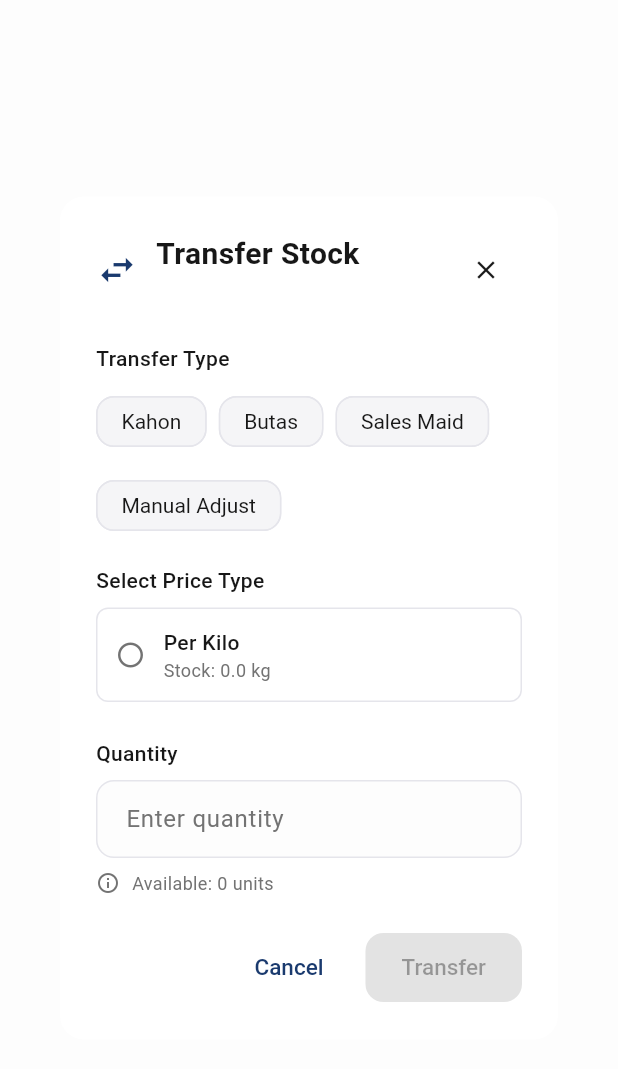
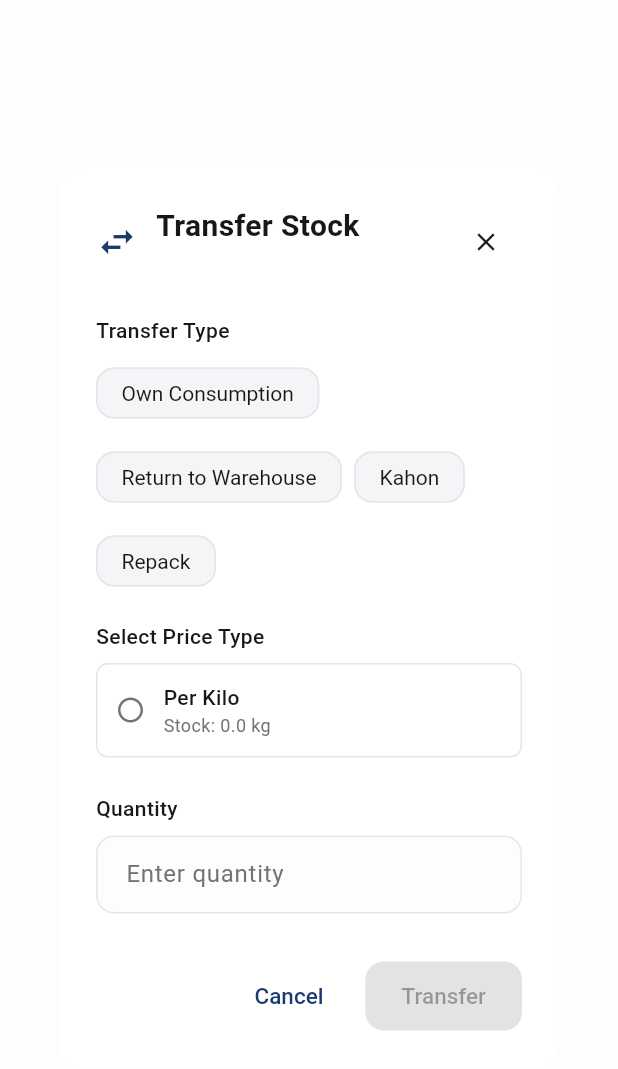
Before and after one commit to Kunehochii/fst-pos, a Flutter app: the TransferDialog widget shown alone on an empty page, opened directly with empty values, on a phone screen of 412 x 824 dp. Shown: the top 1069 px of the screen. Run offline on Flutter 3.47's test engine with Material 3 defaults, Android fonts, the light colour scheme and no system bars; our stand-ins replace connectivity_plus, dio, drift, flutter_dotenv, flutter_riverpod, flutter_secure_storage and 5 more; missing offline and left inert: esc_pos_utils_plus, flutter_side_menu, flutter_thermal_printer; accounts and stored records are empty; generated files the repository leaves out were written again; network calls fail.

```diff
--- a/lib/features/product/data/models/product_model.dart
+++ b/lib/features/product/data/models/product_model.dart
@@ -170,7 +170,7 @@ class ProductModel with _$ProductModel {
   const factory ProductModel({
     required String id,
     required String name,
-    required String picture,
+    String? picture,
     required String category,
     @JsonKey(name: 'cashierId') required String cashierId,
     @JsonKey(name: 'sackPrices') @Default([]) List<SackPriceModel> sackPrices,
@@ -187,7 +187,7 @@ class ProductModel with _$ProductModel {
   Product toEntity() => Product(
         id: id,
         name: name,
-        picture: picture,
+        picture: picture ?? 'https://placehold.co/800x800?text=Product',
         category: ProductCategory.fromString(category),
         cashierId: cashierId,
         sackPrices: sackPrices.map((sp) => sp.toEntity()).toList(),
--- a/lib/features/stock/domain/entities/transfer.dart
+++ b/lib/features/stock/domain/entities/transfer.dart
@@ -5,23 +5,24 @@ import '../../../product/domain/entities/product.dart';
 part 'transfer.freezed.dart';
 
 /// Transfer types matching the backend enum.
+/// Matches Prisma schema: OWN_CONSUMPTION, RETURN_TO_WAREHOUSE, KAHON, REPACK
 enum TransferType {
+  ownConsumption,
+  returnToWarehouse,
   kahon,
-  butas,
-  salesMaid,
-  manualAdjust;
+  repack;
 
   /// Convert from API string to enum.
   static TransferType fromString(String value) {
     switch (value.toUpperCase()) {
+      case 'OWN_CONSUMPTION':
+        return TransferType.ownConsumption;
+      case 'RETURN_TO_WAREHOUSE':
+        return TransferType.returnToWarehouse;
       case 'KAHON':
         return TransferType.kahon;
-      case 'BUTAS':
-        return TransferType.butas;
-      case 'SALES_MAID':
-        return TransferType.salesMaid;
-      case 'MANUAL_ADJUST':
-        return TransferType.manualAdjust;
+      case 'REPACK':
+        return TransferType.repack;
       default:
         return TransferType.kahon;
     }
@@ -30,42 +31,42 @@ enum TransferType {
   /// Convert to API string format.
   String toApiString() {
     switch (this) {
+      case TransferType.ownConsumption:
+        return 'OWN_CONSUMPTION';
+      case TransferType.returnToWarehouse:
+        return 'RETURN_TO_WAREHOUSE';
       case TransferType.kahon:
         return 'KAHON';
-      case TransferType.butas:
-        return 'BUTAS';
-      case TransferType.salesMaid:
-        return 'SALES_MAID';
-      case TransferType.manualAdjust:
-        return 'MANUAL_ADJUST';
+      case TransferType.repack:
+        return 'REPACK';
     }
   }
 
   /// Get display name.
   String get displayName {
     switch (this) {
+      case TransferType.ownConsumption:
+        return 'Own Consumption';
+      case TransferType.returnToWarehouse:
+        return 'Return to Warehouse';
       case TransferType.kahon:
         return 'Kahon';
-      case TransferType.butas:
-        return 'Butas';
-      case TransferType.salesMaid:
-        return 'Sales Maid';
-      case TransferType.manualAdjust:
-        return 'Manual Adjust';
+      case TransferType.repack:
+        return 'Repack';
     }
   }
 
   /// Get description.
   String get description {
     switch (this) {
+      case TransferType.ownConsumption:
+        return 'Personal/business consumption';
+      case TransferType.returnToWarehouse:
+        return 'Return stock to warehouse';
       case TransferType.kahon:
         return 'Transfer to kahon (box storage)';
-      case TransferType.butas:
-        return 'Damaged/spoiled items';
-      case TransferType.salesMaid:
-        return 'Items given to sales maid';
-      case TransferType.manualAdjust:
-        return 'Manual stock adjustment';
+      case TransferType.repack:
+        return 'Repack into different sizes';
     }
   }
 }
--- a/lib/features/stock/presentation/widgets/transfer_dialog.dart
+++ b/lib/features/stock/presentation/widgets/transfer_dialog.dart
@@ -61,7 +61,7 @@ class _TransferDialogState extends ConsumerState<TransferDialog> {
 
     return Dialog(
       child: Container(
-        constraints: const BoxConstraints(maxWidth: 400),
+        constraints: const BoxConstraints(maxWidth: 400, maxHeight: 600),
         padding: const EdgeInsets.all(24),
         child: Form(
           key: _formKey,
@@ -94,6 +94,7 @@ class _TransferDialogState extends ConsumerState<TransferDialog> {
                           style: TextStyle(
                             color: AppColors.mutedForeground,
                           ),
+                          overflow: TextOverflow.ellipsis,
                         ),
                       ],
                     ),
@@ -106,6 +107,13 @@ class _TransferDialogState extends ConsumerState<TransferDialog> {
               ),
               const SizedBox(height: 24),
 
+              // Scrollable content
+              Flexible(
+                child: SingleChildScrollView(
+                  child: Column(
+                    mainAxisSize: MainAxisSize.min,
+                    crossAxisAlignment: CrossAxisAlignment.start,
+                    children: [
                       // Transfer type selection
                       const Text(
                         'Transfer Type',
@@ -127,10 +135,11 @@ class _TransferDialogState extends ConsumerState<TransferDialog> {
                       const SizedBox(height: 8),
                       TextFormField(
                         controller: _quantityController,
-                keyboardType:
-                    const TextInputType.numberWithOptions(decimal: true),
+                        keyboardType: const TextInputType.numberWithOptions(
+                            decimal: true),
                         inputFormatters: [
-                  FilteringTextInputFormatter.allow(RegExp(r'^\d+\.?\d{0,2}')),
+                          FilteringTextInputFormatter.allow(
+                              RegExp(r'^\d+\.?\d{0,2}')),
                         ],
                         decoration: InputDecoration(
                           hintText: 'Enter quantity',
@@ -159,9 +168,13 @@ class _TransferDialogState extends ConsumerState<TransferDialog> {
 
                       // Stock info
                       _buildStockInfo(),
+                    ],
+                  ),
+                ),
+              ),
               const SizedBox(height: 24),
 
-              // Action buttons
+              // Action buttons (outside scrollable area)
               Row(
                 mainAxisAlignment: MainAxisAlignment.end,
                 children: [
--- a/lib/features/stock/presentation/widgets/transfer_list_widget.dart
+++ b/lib/features/stock/presentation/widgets/transfer_list_widget.dart
@@ -362,12 +362,12 @@ class _TransferListWidgetState extends ConsumerState<TransferListWidget> {
     switch (type) {
       case TransferType.kahon:
         return Colors.blue;
-      case TransferType.butas:
-        return Colors.red;
-      case TransferType.salesMaid:
+      case TransferType.ownConsumption:
+        return Colors.orange;
+      case TransferType.returnToWarehouse:
+        return Colors.green;
+      case TransferType.repack:
         return Colors.purple;
-      case TransferType.manualAdjust:
-        return Colors.orange;
     }
   }
 
@@ -375,12 +375,12 @@ class _TransferListWidgetState extends ConsumerState<TransferListWidget> {
     switch (type) {
       case TransferType.kahon:
         return Icons.inventory_2;
-      case TransferType.butas:
-        return Icons.broken_image;
-      case TransferType.salesMaid:
-        return Icons.person;
-      case TransferType.manualAdjust:
-        return Icons.edit;
+      case TransferType.ownConsumption:
+        return Icons.restaurant;
+      case TransferType.returnToWarehouse:
+        return Icons.undo;
+      case TransferType.repack:
+        return Icons.autorenew;
     }
   }
 
--- a/lib/shared/widgets/main_layout.dart
+++ b/lib/shared/widgets/main_layout.dart
@@ -166,17 +166,6 @@ class _MainLayoutState extends ConsumerState<MainLayout> {
       ));
     }
 
-    // Sales History - based on SALES_HISTORY permission
-    if (_hasPermission(cashier, 'SALES_HISTORY')) {
-      items.add(_buildMenuItem(
-        context: context,
-        currentPath: currentPath,
-        route: AppRoutes.salesHistory,
-        icon: Icons.history,
-        title: 'Sales History',
-      ));
-    }
-
     // Sales Check - based on SALES_HISTORY permission
     if (_hasPermission(cashier, 'SALES_HISTORY')) {
       items.add(_buildMenuItem(
```
Also changed, not shown: lib/features/stock/data/models/stock_statistics_model.dart (+82 -19 lines), lib/features/stock/data/models/transfer_model.dart (+100 -7 lines), lib/features/product/data/models/product_model.freezed.dart, lib/features/product/data/models/product_model.g.dart, lib/features/stock/data/models/stock_statistics_model.freezed.dart, lib/features/stock/data/models/stock_statistics_model.g.dart, lib/features/stock/data/models/transfer_model.freezed.dart, lib/features/stock/data/models/transfer_model.g.dart. Lines whose indentation alone changed are shown as unchanged.
